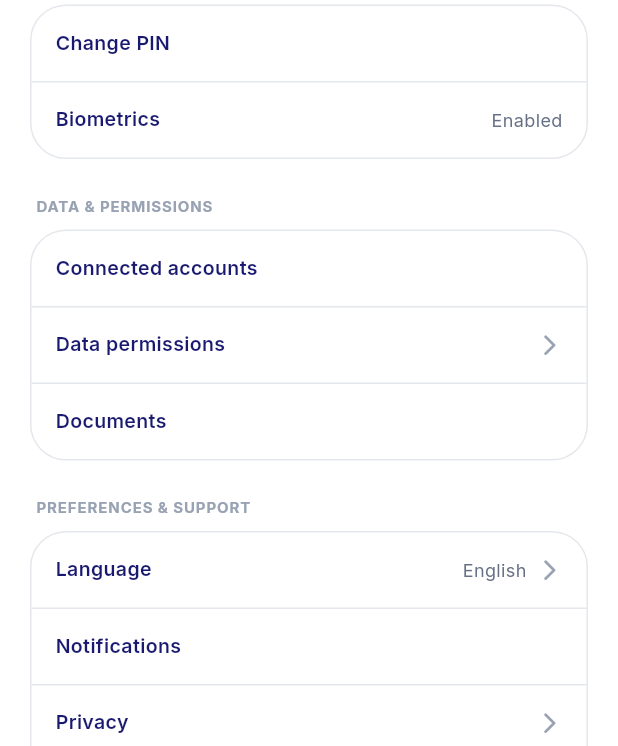
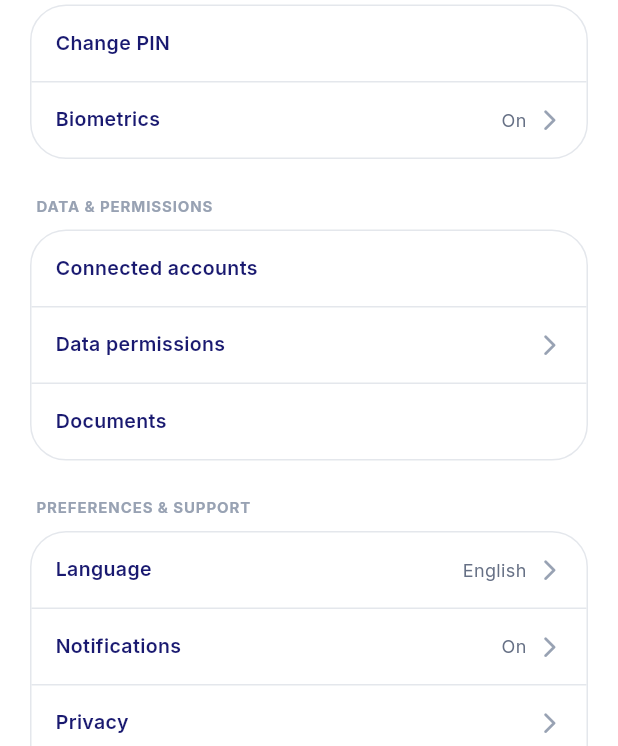
Before and after one commit to kenny260/staki-mobile, a Flutter app: the S01SettingsPage screen opened by its route, on a phone screen of 412 x 824 dp. Shown: the part 453-1199 px from the top of the screen. Run offline on Flutter 3.47's test engine with Material 3 defaults, Android fonts, the phone set to English and light mode, and no system bars; our stand-ins replace cloud_firestore, file_picker, firebase_auth, firebase_core, firebase_messaging, flutter_riverpod and 4 more; accounts and stored records are empty.

Commit message:
feat(settings): toggle notifications and biometrics in settings

```diff
--- a/frontend/lib/presentation/features/settings/pages/s01_settings_page.dart
+++ b/frontend/lib/presentation/features/settings/pages/s01_settings_page.dart
@@ -77,6 +77,8 @@ class S01SettingsPage extends ConsumerWidget {
   @override
   Widget build(BuildContext context, WidgetRef ref) {
     final phone = ref.watch(phoneNumberProvider);
+    final notifications = ref.watch(notificationsEnabledProvider);
+    final biometrics = ref.watch(biometricsEnabledProvider);
     final language =
         supportedLanguages[ref.watch(languageProvider)] ?? 'English';
 
@@ -154,10 +156,16 @@ class S01SettingsPage extends ConsumerWidget {
                     ],
                   ),
                   const SettingsSectionLabel('SECURITY'),
-                  const SettingsGroup(
+                  SettingsGroup(
                     children: [
-                      SettingsRow(label: 'Change PIN'),
-                      SettingsRow(label: 'Biometrics', value: 'Enabled'),
+                      const SettingsRow(label: 'Change PIN'),
+                      SettingsRow(
+                        label: 'Biometrics',
+                        value: biometrics ? 'On' : 'Off',
+                        onTap: () => ref
+                            .read(biometricsEnabledProvider.notifier)
+                            .set(enabled: !biometrics),
+                      ),
                     ],
                   ),
                   const SettingsSectionLabel('DATA & PERMISSIONS'),
@@ -181,7 +189,13 @@ class S01SettingsPage extends ConsumerWidget {
                         value: language,
                         onTap: () => _pickLanguage(context, ref),
                       ),
-                      const SettingsRow(label: 'Notifications'),
+                      SettingsRow(
+                        label: 'Notifications',
+                        value: notifications ? 'On' : 'Off',
+                        onTap: () => ref
+                            .read(notificationsEnabledProvider.notifier)
+                            .set(enabled: !notifications),
+                      ),
                       SettingsRow(
                         label: 'Privacy',
                         onTap: () => context.push(AppRoutes.privacy),
```
